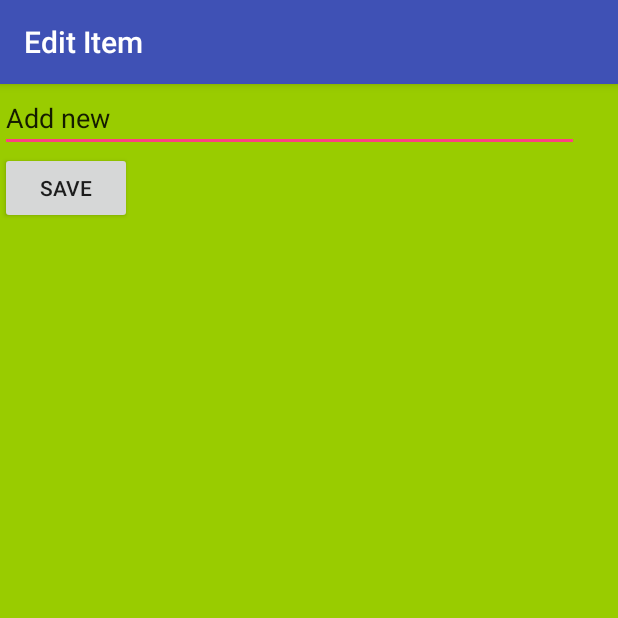
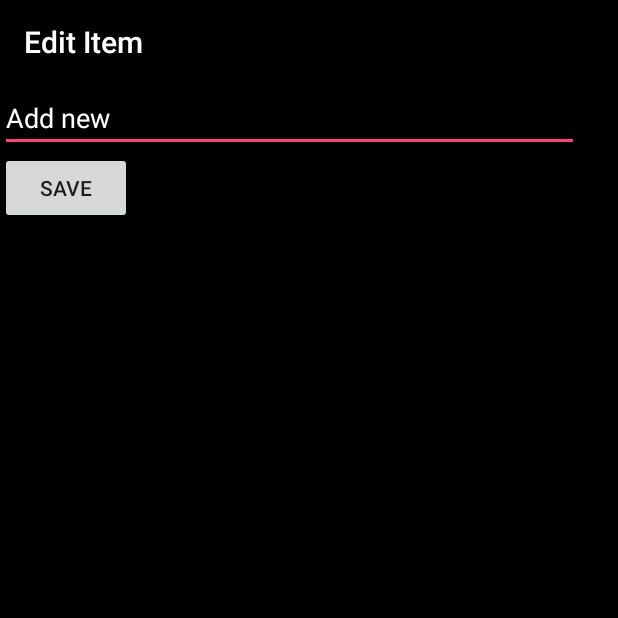
Before and after one commit to ChrisLewis0/ToDoApplication, an Android app: the screen it shows after launch (EditItemActivity), after a tap on "Add new", on a phone screen of 412 x 824 dp, the top half of it. Run offline under Robolectric (Android 15) with nearby library versions, the phone set to English and light mode, and no system bars; 1 other tap on this screen came first.

Commit message:
Dark Background

```diff
--- a/app/src/main/java/me/chrislewis/todoapplication/MainActivity.java
+++ b/app/src/main/java/me/chrislewis/todoapplication/MainActivity.java
@@ -1,14 +1,17 @@
 package me.chrislewis.todoapplication;
 
 import android.content.Intent;
+import android.graphics.Color;
 import android.os.Bundle;
 import android.support.v7.app.AppCompatActivity;
 import android.util.Log;
 import android.view.View;
+import android.view.ViewGroup;
 import android.widget.AdapterView;
 import android.widget.ArrayAdapter;
 import android.widget.EditText;
 import android.widget.ListView;
+import android.widget.TextView;
 import android.widget.Toast;
 
 import org.apache.commons.io.FileUtils;
@@ -41,7 +44,22 @@ public class MainActivity extends AppCompatActivity {
         // initialize the items list
         readItems();
         // initialize the adapter using the items list
-        itemsAdapter = new ArrayAdapter<>(this, android.R.layout.simple_list_item_1, items);
+        itemsAdapter = new ArrayAdapter<String>(this, android.R.layout.simple_list_item_1, items){
+            @Override
+            public View getView(int position, View convertView, ViewGroup parent){
+                // Get the Item from ListView
+                View view = super.getView(position, convertView, parent);
+
+                // Initialize a TextView for ListView each Item
+                TextView tv = (TextView) view.findViewById(android.R.id.text1);
+
+                // Set the text color of TextView (ListView Item)
+                tv.setTextColor(Color.WHITE);
+
+                // Generate ListView Item using TextView
+                return view;
+            }
+        };
         // wire the adapter to the view
         lvItems.setAdapter(itemsAdapter);
 
--- a/app/src/main/res/layout/activity_edit_item.xml
+++ b/app/src/main/res/layout/activity_edit_item.xml
@@ -4,7 +4,7 @@
     xmlns:tools="http://schemas.android.com/tools"
     android:layout_width="match_parent"
     android:layout_height="match_parent"
-    android:background="@android:color/holo_green_light"
+    android:background="#000000"
     tools:context=".EditItemActivity">
 
     <EditText
@@ -13,6 +13,7 @@
         android:layout_height="wrap_content"
         android:ems="10"
         android:inputType="textMultiLine"
+        android:textColor="@android:color/white"
         tools:layout_editor_absoluteX="0dp"
         tools:layout_editor_absoluteY="0dp" />
 
--- a/app/src/main/res/values/colors.xml
+++ b/app/src/main/res/values/colors.xml
@@ -1,6 +1,6 @@
 <?xml version="1.0" encoding="utf-8"?>
 <resources>
-    <color name="colorPrimary">#3F51B5</color>
-    <color name="colorPrimaryDark">#303F9F</color>
+    <color name="colorPrimary">#000000</color>
+    <color name="colorPrimaryDark">#010528</color>
     <color name="colorAccent">#FF4081</color>
 </resources>
```
Also changed, not shown: app/src/main/res/layout/activity_main.xml (+5 -2 lines), 1 other file.
